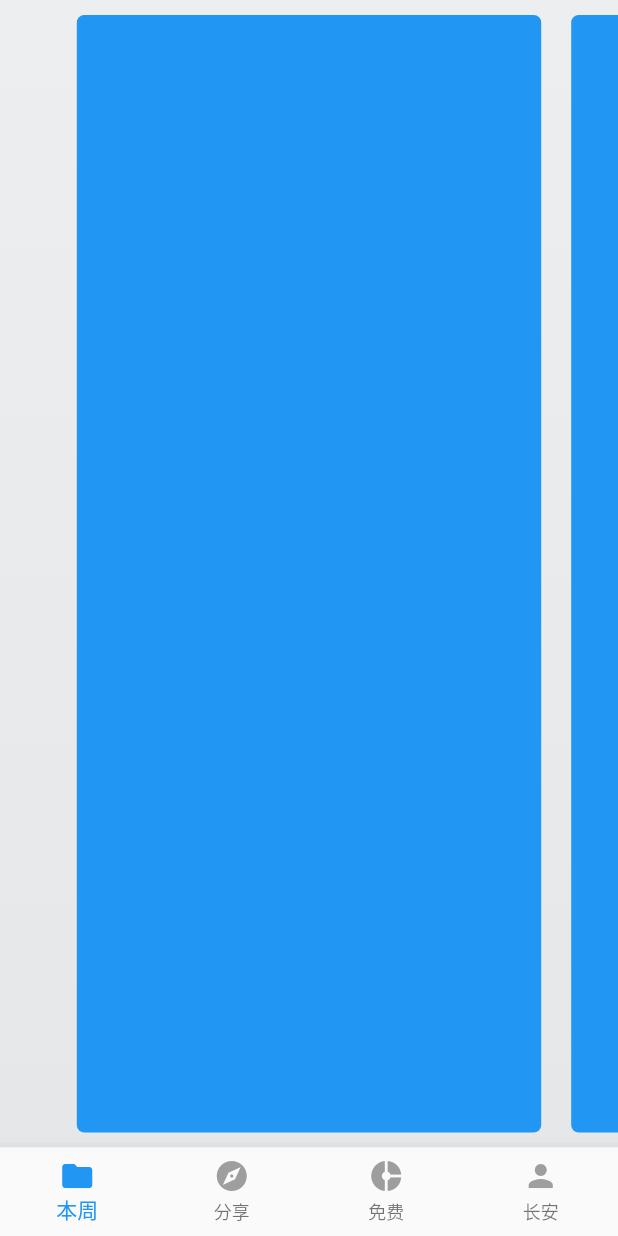
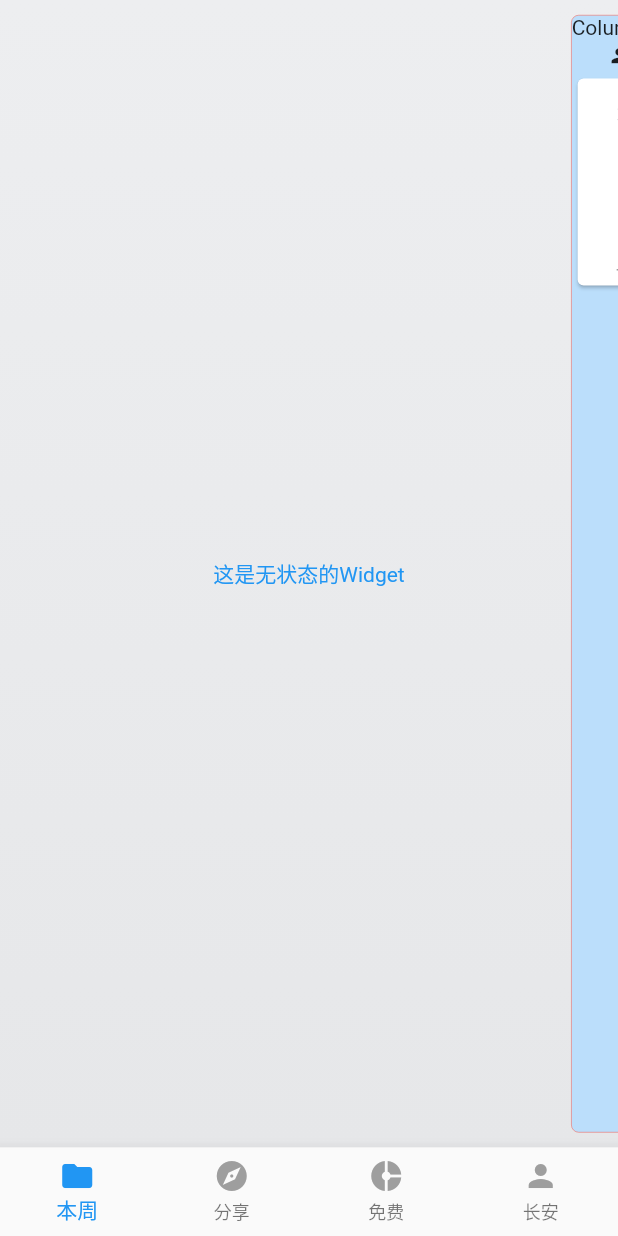
Before and after one commit to BlackHumorwj/flutter_my, a Flutter app: the screen it shows after launch, on a phone screen of 412 x 824 dp. Run offline on Flutter 3.47's test engine with Material 2 defaults, Android fonts, the phone set to English and light mode, and no system bars.

Commit message:
提交widget

```diff
--- a/lib/content_page.dart
+++ b/lib/content_page.dart
@@ -1,4 +1,6 @@
 import 'package:flutter/material.dart';
+import 'package:flutter_app/demo/demo_state_widget.dart';
+import 'package:flutter_app/demo/demo_widget.dart';
 
 class ContentPage extends StatefulWidget {
   @override
@@ -20,8 +22,8 @@ class _ContentPageState extends State<ContentPage> {
             child: PageView(
           controller: _pageController,
           children: <Widget>[
-            getPageContent(0),
-            getPageContent(1),
+            new DemoWidget(null),
+            new DemoStateWidget("原值"),
             getPageContent(2),
             getPageContent(3),
           ],
--- /dev/null
+++ b/lib/demo/demo_page_widget.dart
@@ -0,0 +1,26 @@
+import 'package:flutter/material.dart';
+
+//flutter 页面
+class DemoPageWidget extends StatefulWidget {
+  @override
+  _DemoPageWidgetState createState() => _DemoPageWidgetState();
+}
+
+class _DemoPageWidgetState extends State<DemoPageWidget> {
+  @override
+  Widget build(BuildContext context) {
+    return Scaffold(
+      appBar: AppBar(
+        //标题栏
+        title: Text("appBar"),
+      ),
+      body: ListView.builder(
+        //列表
+        itemBuilder: (context, index) {
+          return Text("文本");
+        },
+        itemCount: 20,
+      ),
+    );
+  }
+}
--- /dev/null
+++ b/lib/demo/demo_state_widget.dart
@@ -0,0 +1,164 @@
+import 'package:flutter/material.dart';
+import 'package:flutter_app/demo/demo_page_widget.dart';
+
+class DemoStateWidget extends StatefulWidget {
+  String text;
+
+  //构造方法传值
+  DemoStateWidget(this.text);
+
+  @override
+  _DemoStateWidgetState createState() => _DemoStateWidgetState(text);
+}
+
+class _DemoStateWidgetState extends State<DemoStateWidget> {
+  String text;
+
+  _DemoStateWidgetState(String text);
+
+//初始化回调
+  @override
+  void initState() {
+    super.initState();
+    new Future.delayed(Duration(seconds: 10), () {
+      setState(() {
+        text = "这就是变化的值";
+      });
+    });
+  }
+
+  //initSate 之后调用
+  @override
+  void didChangeDependencies() {
+    super.didChangeDependencies();
+  }
+
+  //销毁回调
+  @override
+  void dispose() {
+    super.dispose();
+  }
+
+  @override
+  Widget build(BuildContext context) {
+    return Container(
+      //容器布局
+      margin: EdgeInsets.all(10),
+      //边距
+      height: 50,
+      //
+      width: 50,
+      decoration: BoxDecoration(
+          //盒式装饰器
+          borderRadius: BorderRadius.all(Radius.circular(5)), //圆角
+          color: Colors.blue[100], //填充色
+          border: Border.all(color: Colors.red, width: 0.3)),
+      //边宽颜色和宽度
+
+      child: Column(
+        children: <Widget>[
+          Row(
+            mainAxisAlignment: MainAxisAlignment.center, //x轴 居中
+            crossAxisAlignment: CrossAxisAlignment.center, //y轴 居左
+            //左右结构
+            children: <Widget>[
+              Expanded(
+                //铺满剩下空间，默认flex为1。flex 绝对占比
+                child: Text(
+                  "Column",
+                ),
+                flex: 2, //flex 绝对占比
+              ),
+              Expanded(
+                child: Text(text ?? ""),
+                flex: 4,
+              )
+            ],
+          ),
+          Row(
+            crossAxisAlignment: CrossAxisAlignment.center,
+            children: <Widget>[
+              getBottomWidget(Icons.person, "点赞"),
+              getBottomWidget(Icons.explore, "你好"),
+              getBottomWidget(Icons.person, "点赞")
+            ],
+          ),
+          getItemWidget(),
+        ],
+      ),
+    );
+  }
+
+  getBottomWidget(IconData iconData, String text) {
+    return Expanded(
+        child: new Center(
+      child: Row(
+        mainAxisAlignment: MainAxisAlignment.center, //横轴居中
+        mainAxisSize: MainAxisSize.max,
+        crossAxisAlignment: CrossAxisAlignment.center, //竖轴居中
+        children: <Widget>[
+          Icon(
+            iconData,
+            size: 15,
+          ),
+          Padding(padding: EdgeInsets.only(left: 10)),
+          Text(
+            text,
+            style: TextStyle(fontSize: 15, color: Colors.black),
+            overflow: TextOverflow.ellipsis,
+            maxLines: 1,
+          )
+        ],
+      ),
+    ));
+  }
+
+  getItemWidget() {
+    return Container(
+//      margin: EdgeInsets.all(10),
+//      decoration: BoxDecoration(
+//          borderRadius: BorderRadius.all(Radius.circular(10)),
+//          color: Colors.white),
+      child: Card(
+        //默认卡片效果
+
+        child: FlatButton(
+          onPressed: () {
+            print("点击了");
+            Navigator.of(context).push(new MaterialPageRoute(builder: (_) {
+              return new DemoPageWidget();
+            }));
+          },
+          child: Padding(
+            padding: EdgeInsets.only(top: 10, bottom: 10, left: 10, right: 10),
+            child: Column(
+              mainAxisAlignment: MainAxisAlignment.start,
+              crossAxisAlignment: CrossAxisAlignment.start,
+              children: <Widget>[
+                Text(
+                  "这是点貌似",
+                  maxLines: 3,
+                  overflow: TextOverflow.ellipsis,
+                  style: TextStyle(fontSize: 15, color: Colors.black),
+                ),
+                Padding(padding: EdgeInsets.only(top: 10)),
+                Row(
+                  mainAxisAlignment: MainAxisAlignment.center,
+                  children: <Widget>[
+                    getBottomWidget(Icons.person, "点赞"),
+                    getBottomWidget(Icons.share, "分享"),
+                    getBottomWidget(Icons.call_made, "点击")
+                  ],
+                ),
+                RichText(
+                  text: TextSpan(),
+                ),
+                TextField()
+              ],
+            ),
+          ),
+        ),
+      ),
+    );
+  }
+}
--- /dev/null
+++ b/lib/demo/demo_widget.dart
@@ -0,0 +1,20 @@
+import 'package:flutter/material.dart';
+//无状态的widget
+class DemoWidget extends StatelessWidget {
+  String text;
+
+  DemoWidget(this.text); //构造函数赋值
+
+  @override
+  Widget build(BuildContext context) {
+    return Container(
+      //?? 表示 text为空 则返回后面的文本
+      child: Center(
+        child: Text(
+          text ?? "这是无状态的Widget",
+          style: TextStyle(color: Colors.blue),
+        ),
+      ),
+    );
+  }
+}
```
